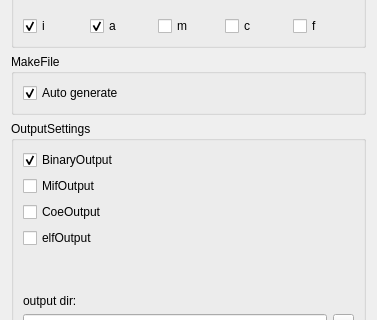
The window that source/ui/ui_module_compile_widget.ui (Adancurusul/EveIDE_LIGHT) describes before a commit, drawn with Qt 5; both pictures show x 0 to 377 and y 183 to 503 of the 377 by 691 pixel window.
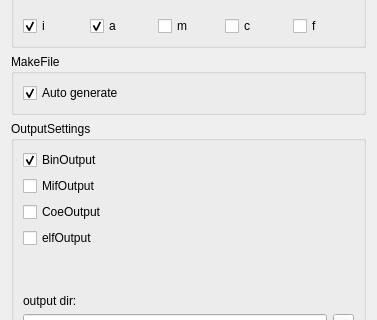
The same window after the commit. Icons and pictures are not drawn.

Diff of the .ui file:
```diff
--- a/source/ui/ui_module_compile_widget.ui
+++ b/source/ui/ui_module_compile_widget.ui
@@ -254,7 +254,7 @@
         <item>
          <widget class="QCheckBox" name="binaryOutput_checkBox">
           <property name="text">
-           <string>BinaryOutput</string>
+           <string>BinOutput</string>
           </property>
           <property name="checked">
            <bool>true</bool>
```
